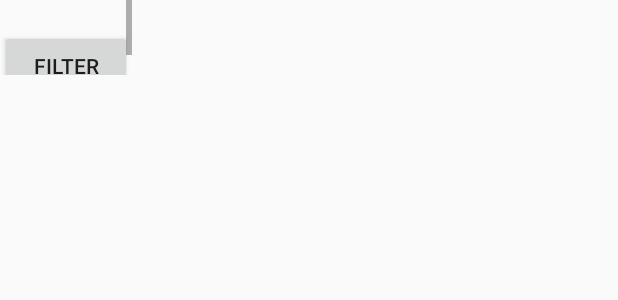
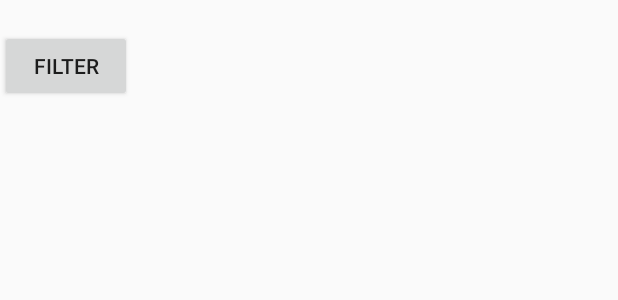
Before and after one commit to baarian13/ParkHere_new, an Android app: the layout activity_spot_list.xml on its own in the app's theme, with its tools: preview values and no code run, on a phone screen of 412 x 824 dp. Shown: the top 300 px of the screen. Run offline under Robolectric (Android 15) with nearby library versions, the phone set to English and light mode, and no system bars.

Commit message:
fix spot list

```diff
--- a/app/src/main/java/com/lazeebear/parkhere/SpotListActivity.java
+++ b/app/src/main/java/com/lazeebear/parkhere/SpotListActivity.java
@@ -9,6 +9,7 @@ import android.support.v7.widget.RecyclerView;
 import android.support.v7.widget.Toolbar;
 import android.support.design.widget.FloatingActionButton;
 import android.support.design.widget.Snackbar;
+import android.text.Layout;
 import android.view.LayoutInflater;
 import android.view.View;
 import android.view.ViewGroup;
@@ -53,6 +54,8 @@ public class SpotListActivity extends AppCompatActivity {
     private Button createSpotButton(final String address) {
         final Button button = new Button(this);
         button.setText(address);
+        LinearLayout.LayoutParams params = new LinearLayout.LayoutParams(LinearLayout.LayoutParams.WRAP_CONTENT, LinearLayout.LayoutParams.WRAP_CONTENT);
+        button.setLayoutParams(params);
         button.setOnClickListener(new View.OnClickListener() {
             public void onClick(View view) {
                 //send to spot detail page
--- a/app/src/main/res/layout/activity_spot_list.xml
+++ b/app/src/main/res/layout/activity_spot_list.xml
@@ -4,19 +4,11 @@
     android:layout_height="wrap_content"
     android:orientation="horizontal">
 
-    <ScrollView
+    <LinearLayout
         android:layout_width="match_parent"
-        android:layout_height="50dp"
-        android:layout_weight="0.40"
-        >
-        <LinearLayout
-            android:layout_width="wrap_content"
-            android:layout_height="wrap_content">
-            <LinearLayout
-                android:layout_width="match_parent"
-                android:layout_height="wrap_content"
-                android:orientation="vertical"
-                android:id="@+id/spotList"/>
+        android:layout_height="wrap_content"
+        android:orientation="vertical"
+        android:id="@+id/spotList">
 
             <Button
                 android:layout_width="wrap_content"
@@ -24,7 +16,5 @@
                 android:text="Filter"
                 android:layout_marginTop="20dp"
                 android:id="@+id/search_filter_button_spotList"/>
-        </LinearLayout>
-
-    </ScrollView>
+    </LinearLayout>
 </LinearLayout>
```
